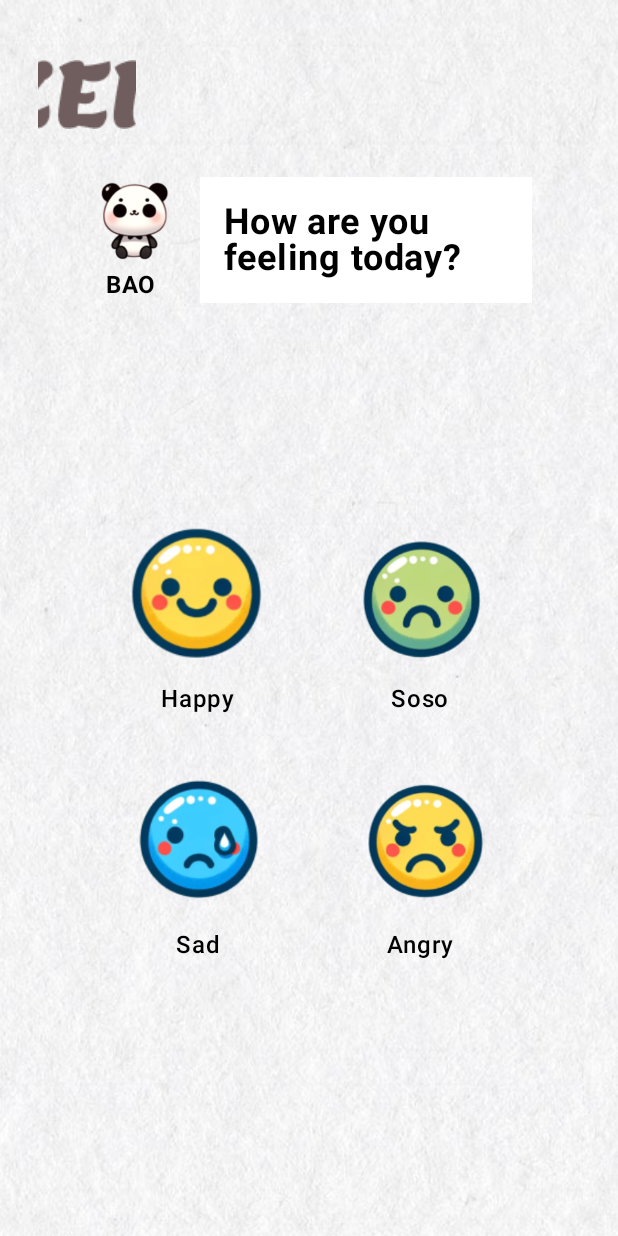
After one commit to TeamS2-ICCAS2024/ZEN-android, an Android app built with Jetpack Compose: the SelectEmotionScreen screen opened through its navigation route, on a phone screen of 412 x 824 dp. The commit adds this screen. Run offline under Robolectric (Android 15) with nearby library versions, the phone set to English and light mode, and no system bars; pictures from the network do not load.

Commit message:
feat : 감정일기 제공을 위한 gpt연동 챗봇 서비스를 구현

```diff
--- a/app/src/main/AndroidManifest.xml
+++ b/app/src/main/AndroidManifest.xml
@@ -2,6 +2,7 @@
 <manifest xmlns:android="http://schemas.android.com/apk/res/android"
     xmlns:tools="http://schemas.android.com/tools">
 
+    <uses-permission android:name="android.permission.INTERNET" />
     <uses-permission android:name="android.permission.BLUETOOTH"/>
     <uses-permission android:name="android.permission.BLUETOOTH_ADMIN"/>
     <uses-permission android:name="android.permission.BLUETOOTH_CONNECT"/>
--- /dev/null
+++ b/app/src/main/java/com/iccas/zen/BuildConfig.java
@@ -0,0 +1 @@
+package com.iccas.zen;
--- a/app/src/main/java/com/iccas/zen/navigation/NavGraph.kt
+++ b/app/src/main/java/com/iccas/zen/navigation/NavGraph.kt
@@ -6,6 +6,9 @@ import androidx.navigation.compose.NavHost
 import androidx.navigation.compose.composable
 import androidx.navigation.compose.rememberNavController
 import androidx.navigation.navArgument
+import com.iccas.zen.R
+import com.iccas.zen.SelectEmotionScreen
+import com.iccas.zen.presentation.chatBot.ChatScreen
 import com.iccas.zen.presentation.heart.BaseResultScreen
 import com.iccas.zen.presentation.heart.GuideMeasureBaseScreen
 import com.iccas.zen.presentation.heart.MeasureBaseScreen
@@ -44,11 +47,17 @@ fun NavGraph(
         composable("countdown") {
             CountDownScreen(navController = navController)
         }
+        composable("game_select") {
+            GameSelectScreen(navController = navController)
+        }
         composable("tetris_game") {
             TetrisGameScreen(measureHeartViewModel = measureHeartViewModel, gameViewModel = gameViewModel, navController = navController)
         }
         composable("high_heart_rate") {
             HighHeartRateScreen()
+        }
+        composable("select_emotion") {
+            SelectEmotionScreen(navController = navController)
         }
         composable(
             route = "tetris_game_over/level={level}/score={score}/lives={lives}/dateTime={dateTime}",
@@ -65,5 +74,12 @@ fun NavGraph(
             val dateTime = backStackEntry.arguments?.getString("dateTime")
             TetrisGameOverScreen(navController, level, score, lives, dateTime)
         }
+        composable(
+            route = "chat_screen/{emojiResId}",
+            arguments = listOf(navArgument("emojiResId") { type = NavType.IntType })
+        ) { backStackEntry ->
+            val emojiResId = backStackEntry.arguments?.getInt("emojiResId") ?: R.drawable.happy
+            ChatScreen(navController = navController, emojiResId = emojiResId)
+        }
     }
 }
--- /dev/null
+++ b/app/src/main/java/com/iccas/zen/presentation/chatBot/Message.kt
@@ -0,0 +1,3 @@
+package com.iccas.zen.presentation.chatBot
+
+data class Message(val text: String, val isUser: Boolean)
--- /dev/null
+++ b/app/src/main/java/com/iccas/zen/presentation/chatBot/SelectEmotionScreen.kt
@@ -0,0 +1,112 @@
+package com.iccas.zen
+
+import androidx.compose.foundation.Image
+import androidx.compose.foundation.background
+import androidx.compose.foundation.clickable
+import androidx.compose.foundation.layout.*
+import androidx.compose.foundation.shape.CircleShape
+import androidx.compose.material3.*
+import androidx.compose.runtime.*
+import androidx.compose.ui.Alignment
+import androidx.compose.ui.Modifier
+import androidx.compose.ui.graphics.Color
+import androidx.compose.ui.res.painterResource
+import androidx.compose.ui.text.font.FontWeight
+import androidx.compose.ui.unit.dp
+import androidx.compose.ui.unit.sp
+import androidx.navigation.NavHostController
+import com.iccas.zen.R
+import com.iccas.zen.presentation.components.BasicBackgroundWithLogo
+
+@Composable
+fun SelectEmotionScreen(navController: NavHostController) {
+    BasicBackgroundWithLogo {
+        Column(
+            modifier = Modifier
+                .fillMaxSize()
+                .padding(16.dp)
+        ) {
+            // 상단 이미지와 텍스트를 나란히 배치
+            Row(
+                verticalAlignment = Alignment.CenterVertically,
+                modifier = Modifier
+                    .fillMaxWidth()
+                    .padding(16.dp)
+            ) {
+                Column(
+                    horizontalAlignment = Alignment.CenterHorizontally,
+                    modifier = Modifier.padding(end = 16.dp)
+                ) {
+                    Image(
+                        painter = painterResource(id = R.drawable.bao), // 추가한 이미지 리소스 사용
+                        contentDescription = "Bao",
+                        modifier = Modifier.size(60.dp)
+                    )
+                    Text(
+                        text = "BAO",
+                        fontSize = 16.sp,
+                        fontWeight = FontWeight.Bold
+                    )
+                }
+                Box(
+                    modifier = Modifier
+                        .background(Color.White)
+                        .padding(16.dp)
+                ) {
+                    Text(
+                        text = "How are you feeling today?",
+                        fontSize = 24.sp,
+                        fontWeight = FontWeight.Bold
+                    )
+                }
+            }
+
+            Spacer(modifier = Modifier.height(120.dp))
+
+            // 버튼들을 화면에 꽉 차게 배치
+            Row(
+                horizontalArrangement = Arrangement.SpaceEvenly,
+                modifier = Modifier.fillMaxWidth()
+            ) {
+                EmotionButton(navController, R.drawable.happy, "Happy")
+                EmotionButton(navController, R.drawable.soso, "Soso")
+            }
+
+            Spacer(modifier = Modifier.height(16.dp))
+
+            Row(
+                horizontalArrangement = Arrangement.SpaceEvenly,
+                modifier = Modifier.fillMaxWidth()
+            ) {
+                EmotionButton(navController, R.drawable.sad, "Sad")
+                EmotionButton(navController, R.drawable.angry, "Angry")
+            }
+        }
+    }
+}
+
+@Composable
+fun EmotionButton(navController: NavHostController, imageResId: Int, label: String) {
+    Column(
+        horizontalAlignment = Alignment.CenterHorizontally,
+        modifier = Modifier
+            .clickable {
+                navController.navigate("chat_screen/$imageResId")
+            }
+            .padding(8.dp)
+    ) {
+        Image(
+            painter = painterResource(id = imageResId),
+            contentDescription = label,
+            modifier = Modifier
+                .size(100.dp) // 크기를 키워서 꽉 차게 보이도록 설정
+                .background(Color.Transparent, CircleShape) // 배경색 제거
+        )
+        Text(
+            text = label,
+            fontSize = 16.sp,
+            fontWeight = FontWeight.Medium,
+            modifier = Modifier.padding(top = 8.dp)
+        )
+    }
+}
--- a/app/src/main/java/com/iccas/zen/presentation/home/GameSelectScreen.kt
+++ b/app/src/main/java/com/iccas/zen/presentation/home/GameSelectScreen.kt
@@ -37,6 +37,10 @@ fun GameSelectScreen(
                 onClick = { navController.navigate("guide_measure_base") })
             Spacer(modifier = Modifier.height(30.dp))
             GameSelectBox(type = "yoga", onClick = {})
+            GameSelectBox(
+                type = "chat",
+                onClick = { navController.navigate("") })
+            Spacer(modifier = Modifier.height(30.dp))
         }
     }
 }
```
Also changed, not shown: app/build.gradle.kts (+46 -0 lines), app/src/main/java/com/iccas/zen/presentation/chatBot/ChatScreen.kt (added, +125 -0 lines), app/src/main/java/com/iccas/zen/presentation/chatBot/ChatViewModel.kt (added, +71 -0 lines), app/src/main/java/com/iccas/zen/presentation/chatBot/components/EmotionButton.kt (added, +43 -0 lines), gradle/libs.versions.toml (+41 -0 lines), app/src/main/res/drawable/angry.png (added), app/src/main/res/drawable/arrow_up.png (added), app/src/main/res/drawable/bao.png (added), app/src/main/res/drawable/happy.png (added), app/src/main/res/drawable/sad.png (added), app/src/main/res/drawable/soso.png (added), 1 other file.
